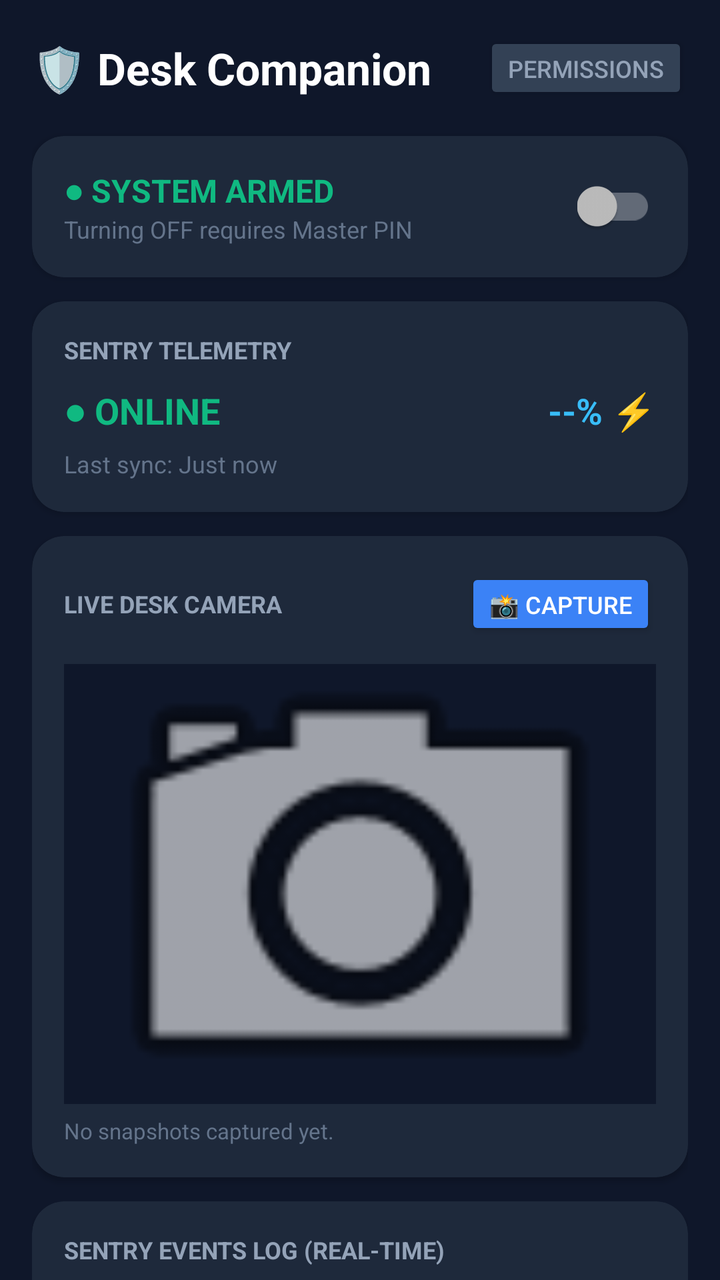
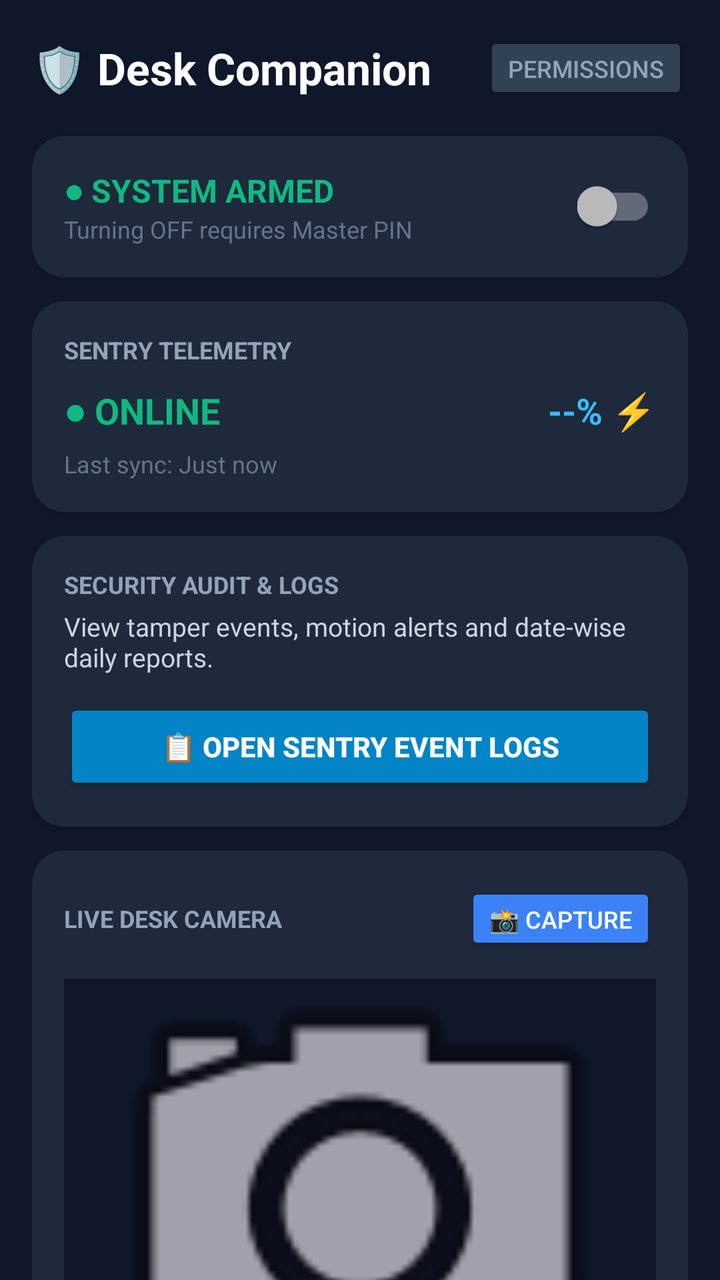

An Android layout rendered at two revisions. The XML below is the earlier revision; the diff shows what the commit changed to produce the second picture.
<!-- AndroidManifest.xml: application theme Theme.AppCompat.NoActionBar -->
<!-- res/layout/activity_main.xml -->
<?xml version="1.0" encoding="utf-8"?>
<androidx.core.widget.NestedScrollView 
    xmlns:android="http://schemas.android.com/apk/res/android"
    xmlns:app="http://schemas.android.com/apk/res-auto"
    android:layout_width="match_parent"
    android:layout_height="match_parent"
    android:fillViewport="true"
    android:background="#0F172A">

    <LinearLayout
        android:layout_width="match_parent"
        android:layout_height="wrap_content"
        android:orientation="vertical"
        android:padding="16dp">

        
        <LinearLayout
            android:layout_width="match_parent"
            android:layout_height="wrap_content"
            android:orientation="horizontal"
            android:gravity="center_vertical"
            android:layout_marginBottom="16dp">

            <TextView
                android:layout_width="0dp"
                android:layout_height="wrap_content"
                android:layout_weight="1"
                android:text="🛡️ Desk Companion"
                android:textColor="#FFFFFF"
                android:textSize="22sp"
                android:textStyle="bold" />

            <Button
                android:id="@+id/btnPermissions"
                android:layout_width="wrap_content"
                android:layout_height="36dp"
                android:text="Permissions"
                android:textSize="12sp"
                android:backgroundTint="#334155"
                android:textColor="#94A3B8" />
        </LinearLayout>

        
        <androidx.cardview.widget.CardView
            android:layout_width="match_parent"
            android:layout_height="wrap_content"
            app:cardBackgroundColor="#1E293B"
            app:cardCornerRadius="16dp"
            app:cardElevation="2dp"
            android:layout_marginBottom="12dp">

            <LinearLayout
                android:layout_width="match_parent"
                android:layout_height="wrap_content"
                android:orientation="vertical"
                android:padding="16dp">

                <LinearLayout
                    android:layout_width="match_parent"
                    android:layout_height="wrap_content"
                    android:orientation="horizontal"
                    android:gravity="center_vertical">

                    <LinearLayout
                        android:layout_width="0dp"
                        android:layout_height="wrap_content"
                        android:layout_weight="1"
                        android:orientation="vertical">

                        <TextView
                            android:id="@+id/tvMasterStatus"
                            android:layout_width="wrap_content"
                            android:layout_height="wrap_content"
                            android:text="● SYSTEM ARMED"
                            android:textColor="#10B981"
                            android:textSize="16sp"
                            android:textStyle="bold" />

                        <TextView
                            android:layout_width="wrap_content"
                            android:layout_height="wrap_content"
                            android:text="Turning OFF requires Master PIN"
                            android:textColor="#64748B"
                            android:textSize="12sp" />
                    </LinearLayout>

                    <com.google.android.material.switchmaterial.SwitchMaterial
                        android:id="@+id/switchMaster"
                        android:layout_width="wrap_content"
                        android:layout_height="wrap_content" />
                </LinearLayout>
            </LinearLayout>
        </androidx.cardview.widget.CardView>

        
        <androidx.cardview.widget.CardView
            android:layout_width="match_parent"
            android:layout_height="wrap_content"
            app:cardBackgroundColor="#1E293B"
            app:cardCornerRadius="16dp"
            app:cardElevation="2dp"
            android:layout_marginBottom="12dp">

            <LinearLayout
                android:layout_width="match_parent"
                android:layout_height="wrap_content"
                android:orientation="vertical"
                android:padding="16dp">

                <TextView
                    android:layout_width="wrap_content"
                    android:layout_height="wrap_content"
                    android:text="SENTRY TELEMETRY"
                    android:textColor="#94A3B8"
                    android:textSize="12sp"
                    android:textStyle="bold" />

                <LinearLayout
                    android:layout_width="match_parent"
                    android:layout_height="wrap_content"
                    android:orientation="horizontal"
                    android:layout_marginTop="10dp"
                    android:gravity="center_vertical">

                    <TextView
                        android:id="@+id/tvSentryStatus"
                        android:layout_width="0dp"
                        android:layout_height="wrap_content"
                        android:layout_weight="1"
                        android:text="● ONLINE"
                        android:textColor="#10B981"
                        android:textSize="18sp"
                        android:textStyle="bold" />

                    <TextView
                        android:id="@+id/tvBattery"
                        android:layout_width="wrap_content"
                        android:layout_height="wrap_content"
                        android:text="--% ⚡"
                        android:textColor="#38BDF8"
                        android:textSize="18sp"
                        android:textStyle="bold" />
                </LinearLayout>

                <TextView
                    android:id="@+id/tvLastHeartbeat"
                    android:layout_width="wrap_content"
                    android:layout_height="wrap_content"
                    android:layout_marginTop="6dp"
                    android:text="Last sync: Just now"
                    android:textColor="#64748B"
                    android:textSize="12sp" />
            </LinearLayout>
        </androidx.cardview.widget.CardView>

        
        <androidx.cardview.widget.CardView
            android:layout_width="match_parent"
            android:layout_height="wrap_content"
            app:cardBackgroundColor="#1E293B"
            app:cardCornerRadius="16dp"
            app:cardElevation="2dp"
            android:layout_marginBottom="12dp">

            <LinearLayout
                android:layout_width="match_parent"
                android:layout_height="wrap_content"
                android:orientation="vertical"
                android:padding="16dp">

                <LinearLayout
                    android:layout_width="match_parent"
                    android:layout_height="wrap_content"
                    android:orientation="horizontal"
                    android:gravity="center_vertical">

                    <TextView
                        android:layout_width="0dp"
                        android:layout_height="wrap_content"
                        android:layout_weight="1"
                        android:text="LIVE DESK CAMERA"
                        android:textColor="#94A3B8"
                        android:textSize="12sp"
                        android:textStyle="bold" />

                    <Button
                        android:id="@+id/btnRequestSnap"
                        android:layout_width="wrap_content"
                        android:layout_height="36dp"
                        android:text="📸 Capture"
                        android:textSize="12sp"
                        android:backgroundTint="#3B82F6"
                        android:textColor="#FFFFFF" />
                </LinearLayout>

                <ImageView
                    android:id="@+id/ivSnapshot"
                    android:layout_width="match_parent"
                    android:layout_height="220dp"
                    android:layout_marginTop="12dp"
                    android:background="#0F172A"
                    android:scaleType="centerCrop"
                    android:src="@android:drawable/ic_menu_camera" />

                <TextView
                    android:id="@+id/tvSnapTime"
                    android:layout_width="wrap_content"
                    android:layout_height="wrap_content"
                    android:layout_marginTop="6dp"
                    android:text="No snapshots captured yet."
                    android:textColor="#64748B"
                    android:textSize="11sp" />
            </LinearLayout>
        </androidx.cardview.widget.CardView>

        
        <androidx.cardview.widget.CardView
            android:layout_width="match_parent"
            android:layout_height="wrap_content"
            app:cardBackgroundColor="#1E293B"
            app:cardCornerRadius="16dp"
            app:cardElevation="2dp"
            android:layout_marginBottom="12dp">

            <LinearLayout
                android:layout_width="match_parent"
                android:layout_height="wrap_content"
                android:orientation="vertical"
                android:padding="16dp">

                <TextView
                    android:layout_width="wrap_content"
                    android:layout_height="wrap_content"
                    android:text="SENTRY EVENTS LOG (REAL-TIME)"
                    android:textColor="#94A3B8"
                    android:textSize="12sp"
                    android:textStyle="bold" />

                <TextView
                    android:id="@+id/tvNoEvents"
                    android:layout_width="wrap_content"
                    android:layout_height="wrap_content"
                    android:layout_marginTop="8dp"
                    android:text="No recent events logged."
                    android:textColor="#64748B"
                    android:textSize="12sp" />

                <androidx.recyclerview.widget.RecyclerView
                    android:id="@+id/rvEventsLog"
                    android:layout_width="match_parent"
                    android:layout_height="wrap_content"
                    android:layout_marginTop="8dp"
                    android:nestedScrollingEnabled="false" />
            </LinearLayout>
        </androidx.cardview.widget.CardView>

        
        <androidx.cardview.widget.CardView
            android:layout_width="match_parent"
            android:layout_height="wrap_content"
            app:cardBackgroundColor="#1E293B"
            app:cardCornerRadius="16dp"
            app:cardElevation="2dp"
            android:layout_marginBottom="12dp">

            <LinearLayout
                android:layout_width="match_parent"
                android:layout_height="wrap_content"
                android:orientation="vertical"
                android:padding="16dp">

                <TextView
                    android:layout_width="wrap_content"
                    android:layout_height="wrap_content"
                    android:text="PAIRING &amp; CREDENTIALS"
                    android:textColor="#94A3B8"
                    android:textSize="12sp"
                    android:textStyle="bold" />

                <TextView
                    android:id="@+id/tvPairedId"
                    android:layout_width="wrap_content"
                    android:layout_height="wrap_content"
                    android:layout_marginTop="6dp"
                    android:text="Paired Sentry: #------"
                    android:textColor="#FFFFFF"
                    android:textSize="15sp"
                    android:textStyle="bold" />

                <LinearLayout
                    android:layout_width="match_parent"
                    android:layout_height="wrap_content"
                    android:orientation="horizontal"
                    android:layout_marginTop="12dp">

                    <Button
                        android:id="@+id/btnChangePin"
                        android:layout_width="0dp"
                        android:layout_height="42dp"
                        android:layout_weight="1"
                        android:layout_marginEnd="6dp"
                        android:text="Change PIN"
                        android:backgroundTint="#334155"
                        android:textColor="#FFFFFF" />

                    <Button
                        android:id="@+id/btnChangeDevice"
                        android:layout_width="0dp"
                        android:layout_height="42dp"
                        android:layout_weight="1"
                        android:layout_marginStart="6dp"
                        android:text="Change ID"
                        android:backgroundTint="#334155"
                        android:textColor="#FFFFFF" />
                </LinearLayout>
            </LinearLayout>
        </androidx.cardview.widget.CardView>

        
        <androidx.cardview.widget.CardView
            android:layout_width="match_parent"
            android:layout_height="wrap_content"
            app:cardBackgroundColor="#1E293B"
            app:cardCornerRadius="16dp"
            app:cardElevation="2dp"
            android:layout_marginBottom="24dp">

            <LinearLayout
                android:layout_width="match_parent"
                android:layout_height="wrap_content"
                android:orientation="vertical"
                android:padding="16dp">

                <TextView
                    android:layout_width="wrap_content"
                    android:layout_height="wrap_content"
                    android:text="BREACH ALARM AUDIO"
                    android:textColor="#94A3B8"
                    android:textSize="12sp"
                    android:textStyle="bold" />

                <TextView
                    android:id="@+id/tvAlarmTitle"
                    android:layout_width="wrap_content"
                    android:layout_height="wrap_content"
                    android:layout_marginTop="4dp"
                    android:text="Standard Pulse Beep"
                    android:textColor="#38BDF8"
                    android:textSize="14sp" />

                <Button
                    android:id="@+id/btnChangeAlarm"
                    android:layout_width="match_parent"
                    android:layout_height="42dp"
                    android:layout_marginTop="10dp"
                    android:text="Select Custom Ringtone / Beep"
                    android:backgroundTint="#334155"
                    android:textColor="#FFFFFF" />
            </LinearLayout>
        </androidx.cardview.widget.CardView>

    </LinearLayout>
</androidx.core.widget.NestedScrollView>
<!-- resources referenced by this layout -->
<resources>

</resources>

<!-- the commit's change to res/layout/activity_main.xml (unified diff, before → after) -->
@@ -52,43 +52,37 @@
             <LinearLayout
                 android:layout_width="match_parent"
                 android:layout_height="wrap_content"
-                android:orientation="vertical"
+                android:orientation="horizontal"
+                android:gravity="center_vertical"
                 android:padding="16dp">
 
                 <LinearLayout
-                    android:layout_width="match_parent"
-                    android:layout_height="wrap_content"
-                    android:orientation="horizontal"
-                    android:gravity="center_vertical">
-
-                    <LinearLayout
-                        android:layout_width="0dp"
-                        android:layout_height="wrap_content"
-                        android:layout_weight="1"
-                        android:orientation="vertical">
-
-                        <TextView
-                            android:id="@+id/tvMasterStatus"
-                            android:layout_width="wrap_content"
-                            android:layout_height="wrap_content"
-                            android:text="● SYSTEM ARMED"
-                            android:textColor="#10B981"
-                            android:textSize="16sp"
-                            android:textStyle="bold" />
-
-                        <TextView
-                            android:layout_width="wrap_content"
-                            android:layout_height="wrap_content"
-                            android:text="Turning OFF requires Master PIN"
-                            android:textColor="#64748B"
-                            android:textSize="12sp" />
-                    </LinearLayout>
-
-                    <com.google.android.material.switchmaterial.SwitchMaterial
-                        android:id="@+id/switchMaster"
+                    android:layout_width="0dp"
+                    android:layout_height="wrap_content"
+                    android:layout_weight="1"
+                    android:orientation="vertical">
+
+                    <TextView
+                        android:id="@+id/tvMasterStatus"
                         android:layout_width="wrap_content"
-                        android:layout_height="wrap_content" />
+                        android:layout_height="wrap_content"
+                        android:text="● SYSTEM ARMED"
+                        android:textColor="#10B981"
+                        android:textSize="16sp"
+                        android:textStyle="bold" />
+
+                    <TextView
+                        android:layout_width="wrap_content"
+                        android:layout_height="wrap_content"
+                        android:text="Turning OFF requires Master PIN"
+                        android:textColor="#64748B"
+                        android:textSize="12sp" />
                 </LinearLayout>
+
+                <com.google.android.material.switchmaterial.SwitchMaterial
+                    android:id="@+id/switchMaster"
+                    android:layout_width="wrap_content"
+                    android:layout_height="wrap_content" />
             </LinearLayout>
         </androidx.cardview.widget.CardView>
 
@@ -150,6 +144,49 @@
                     android:text="Last sync: Just now"
                     android:textColor="#64748B"
                     android:textSize="12sp" />
+            </LinearLayout>
+        </androidx.cardview.widget.CardView>
+
+        
+        <androidx.cardview.widget.CardView
+            android:layout_width="match_parent"
+            android:layout_height="wrap_content"
+            app:cardBackgroundColor="#1E293B"
+            app:cardCornerRadius="16dp"
+            app:cardElevation="2dp"
+            android:layout_marginBottom="12dp">
+
+            <LinearLayout
+                android:layout_width="match_parent"
+                android:layout_height="wrap_content"
+                android:orientation="vertical"
+                android:padding="16dp">
+
+                <TextView
+                    android:layout_width="wrap_content"
+                    android:layout_height="wrap_content"
+                    android:text="SECURITY AUDIT &amp; LOGS"
+                    android:textColor="#94A3B8"
+                    android:textSize="12sp"
+                    android:textStyle="bold" />
+
+                <TextView
+                    android:layout_width="wrap_content"
+                    android:layout_height="wrap_content"
+                    android:layout_marginTop="4dp"
+                    android:text="View tamper events, motion alerts and date-wise daily reports."
+                    android:textColor="#CBD5E1"
+                    android:textSize="13sp" />
+
+                <Button
+                    android:id="@+id/btnOpenEventLogs"
+                    android:layout_width="match_parent"
+                    android:layout_height="48dp"
+                    android:layout_marginTop="12dp"
+                    android:text="📋 Open Sentry Event Logs"
+                    android:backgroundTint="#0284C7"
+                    android:textColor="#FFFFFF"
+                    android:textStyle="bold" />
             </LinearLayout>
         </androidx.cardview.widget.CardView>
 
@@ -210,47 +247,6 @@
                     android:text="No snapshots captured yet."
                     android:textColor="#64748B"
                     android:textSize="11sp" />
-            </LinearLayout>
-        </androidx.cardview.widget.CardView>
-
-        
-        <androidx.cardview.widget.CardView
-            android:layout_width="match_parent"
-            android:layout_height="wrap_content"
-            app:cardBackgroundColor="#1E293B"
-            app:cardCornerRadius="16dp"
-            app:cardElevation="2dp"
-            android:layout_marginBottom="12dp">
-
-            <LinearLayout
-                android:layout_width="match_parent"
-                android:layout_height="wrap_content"
-                android:orientation="vertical"
-                android:padding="16dp">
-
-                <TextView
-                    android:layout_width="wrap_content"
-                    android:layout_height="wrap_content"
-                    android:text="SENTRY EVENTS LOG (REAL-TIME)"
-                    android:textColor="#94A3B8"
-                    android:textSize="12sp"
-                    android:textStyle="bold" />
-
-                <TextView
-                    android:id="@+id/tvNoEvents"
-                    android:layout_width="wrap_content"
-                    android:layout_height="wrap_content"
-                    android:layout_marginTop="8dp"
-                    android:text="No recent events logged."
-                    android:textColor="#64748B"
-                    android:textSize="12sp" />
-
-                <androidx.recyclerview.widget.RecyclerView
-                    android:id="@+id/rvEventsLog"
-                    android:layout_width="match_parent"
-                    android:layout_height="wrap_content"
-                    android:layout_marginTop="8dp"
-                    android:nestedScrollingEnabled="false" />
             </LinearLayout>
         </androidx.cardview.widget.CardView>
 
